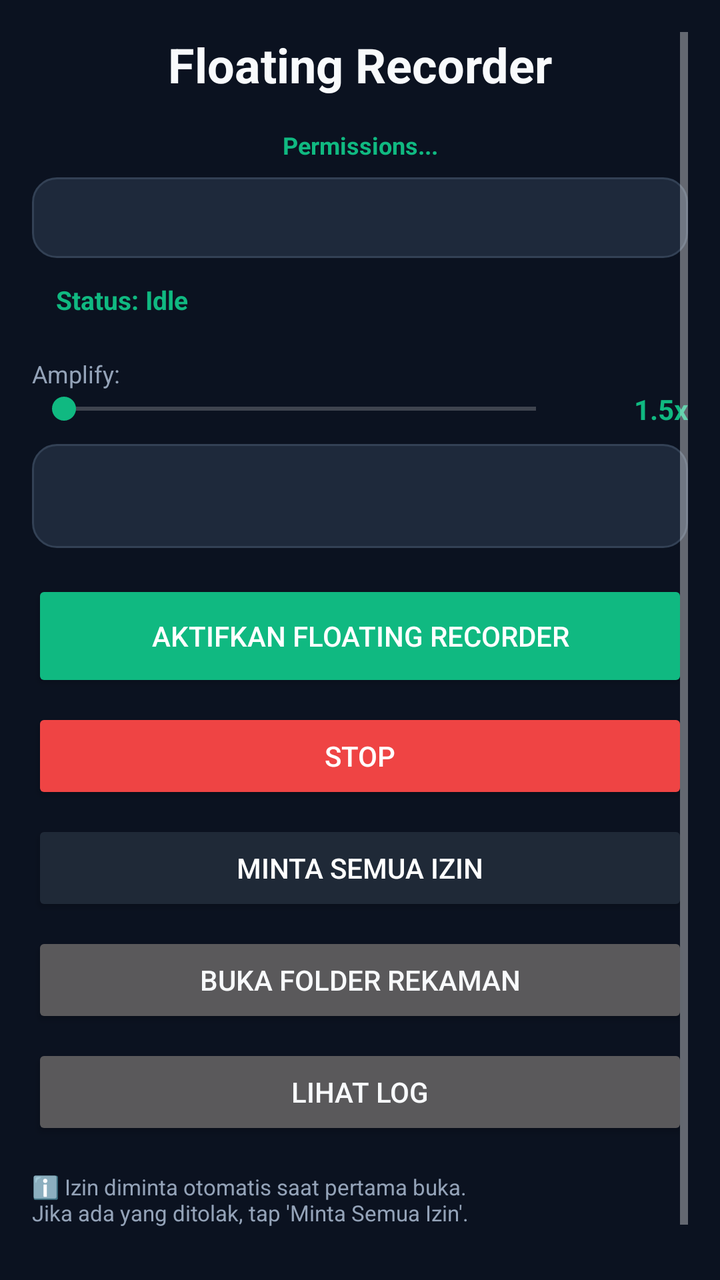
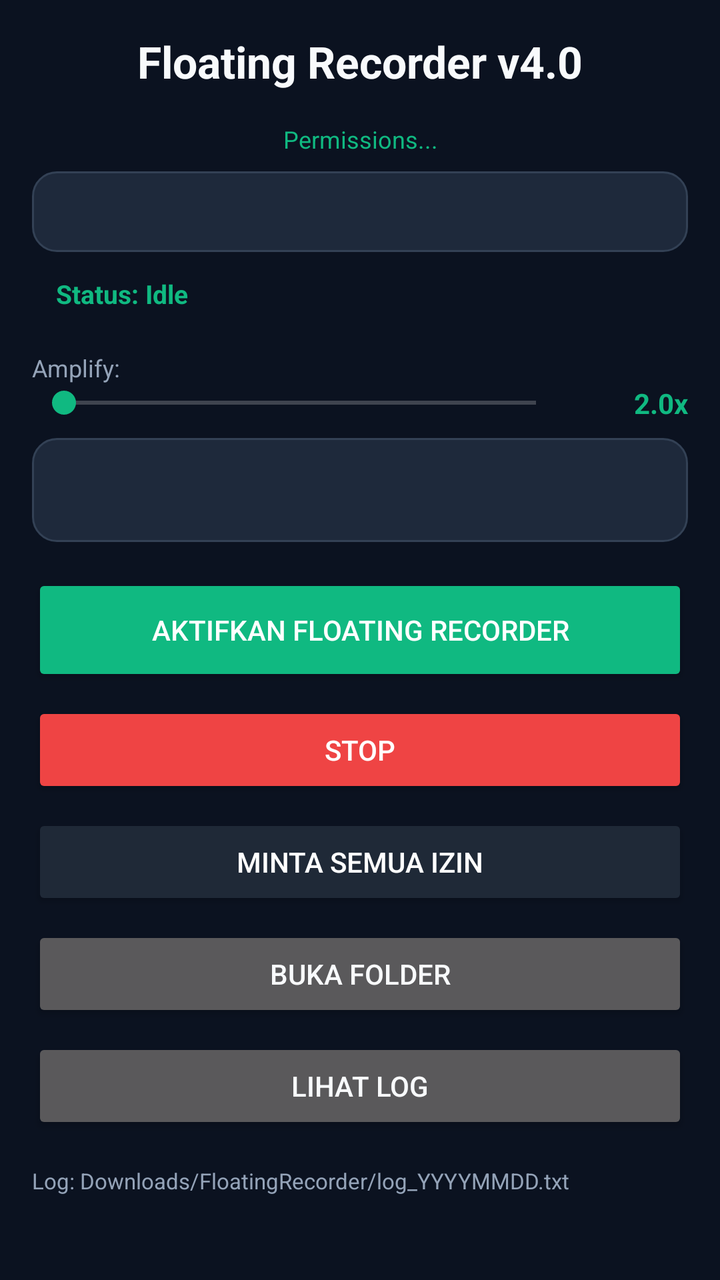

Two renders of the same Android screen: before a commit and after it. Below are the layout's source before the change and the commit's diff.
<!-- AndroidManifest.xml: application theme Theme.FloatingRecorder -->
<!-- res/layout/activity_main.xml -->
<?xml version="1.0" encoding="utf-8"?>
<ScrollView xmlns:android="http://schemas.android.com/apk/res/android"
    android:layout_width="match_parent"
    android:layout_height="match_parent"
    android:background="@color/bg"
    android:padding="16dp">
    <LinearLayout
        android:layout_width="match_parent"
        android:layout_height="wrap_content"
        android:orientation="vertical">

        <TextView
            android:layout_width="match_parent"
            android:layout_height="wrap_content"
            android:text="Floating Recorder"
            android:textColor="@color/text"
            android:textSize="24sp"
            android:textStyle="bold"
            android:gravity="center"
            android:paddingBottom="8dp"/>

        <TextView
            android:id="@+id/tvPermStatus"
            android:layout_width="match_parent"
            android:layout_height="wrap_content"
            android:padding="8dp"
            android:text="Permissions..."
            android:textColor="@color/accent_green"
            android:textSize="12sp"
            android:textStyle="bold"
            android:gravity="center"/>

        <TextView
            android:id="@+id/tvInfo"
            android:layout_width="match_parent"
            android:layout_height="wrap_content"
            android:background="@drawable/card_bg"
            android:padding="12dp"
            android:textColor="@color/text"
            android:textSize="12sp"/>

        <TextView
            android:id="@+id/tvStatus"
            android:layout_width="match_parent"
            android:layout_height="wrap_content"
            android:padding="12dp"
            android:text="Status: Idle"
            android:textColor="@color/accent_green"
            android:textSize="13sp"
            android:textStyle="bold"/>

        <TextView
            android:layout_width="match_parent"
            android:layout_height="wrap_content"
            android:text="Amplify:"
            android:textColor="@color/text_dim"
            android:textSize="12sp"
            android:paddingTop="8dp"/>

        <LinearLayout
            android:layout_width="match_parent"
            android:layout_height="wrap_content"
            android:orientation="horizontal"
            android:gravity="center_vertical">
            <SeekBar
                android:id="@+id/sbAmplify"
                android:layout_width="0dp"
                android:layout_height="wrap_content"
                android:layout_weight="1"/>
            <TextView
                android:id="@+id/tvAmplifyValue"
                android:layout_width="60dp"
                android:layout_height="wrap_content"
                android:text="1.5x"
                android:textColor="@color/accent_green"
                android:textSize="14sp"
                android:textStyle="bold"
                android:gravity="end"/>
        </LinearLayout>

        <Spinner
            android:id="@+id/spMode"
            android:layout_width="match_parent"
            android:layout_height="52dp"
            android:background="@drawable/card_bg"
            android:layout_marginTop="8dp"/>

        <Button
            android:id="@+id/btnStart"
            android:layout_width="match_parent"
            android:layout_height="56dp"
            android:layout_marginTop="16dp"
            android:text="Aktifkan Floating Recorder"
            android:textColor="@color/white"
            android:backgroundTint="@color/accent_green"/>

        <Button
            android:id="@+id/btnStop"
            android:layout_width="match_parent"
            android:layout_height="48dp"
            android:layout_marginTop="8dp"
            android:text="Stop"
            android:textColor="@color/white"
            android:backgroundTint="@color/accent"/>

        <Button
            android:id="@+id/btnFixPerm"
            android:layout_width="match_parent"
            android:layout_height="48dp"
            android:layout_marginTop="8dp"
            android:text="Minta Semua Izin"
            android:textColor="@color/white"
            android:backgroundTint="@color/primary"/>

        <Button
            android:id="@+id/btnOpen"
            android:layout_width="match_parent"
            android:layout_height="48dp"
            android:layout_marginTop="8dp"
            android:text="Buka Folder Rekaman"
            android:textColor="@color/text"/>

        <Button
            android:id="@+id/btnLogs"
            android:layout_width="match_parent"
            android:layout_height="48dp"
            android:layout_marginTop="8dp"
            android:text="Lihat Log"
            android:textColor="@color/text"/>

        <TextView
            android:layout_width="match_parent"
            android:layout_height="wrap_content"
            android:text="ℹ️ Izin diminta otomatis saat pertama buka.\nJika ada yang ditolak, tap 'Minta Semua Izin'.\n\nLog tersimpan di:\nDownloads/FloatingRecorder/log_YYYYMMDD.txt"
            android:textColor="@color/text_dim"
            android:textSize="11sp"
            android:paddingTop="16dp"/>
    </LinearLayout>
</ScrollView>
<!-- resources referenced by this layout -->
<resources>
  <color name="accent">#EF4444</color>
  <color name="accent_green">#10B981</color>
  <color name="bg">#0B1220</color>
  <color name="primary">#1F2937</color>
  <color name="text">#F8FAFC</color>
  <color name="text_dim">#94A3B8</color>
  <color name="white">#FFFFFF</color>
  <!-- drawable card_bg (drawable) -->
  <shape xmlns:android="http://schemas.android.com/apk/res/android">
      <solid android:color="@color/card"/>
      <corners android:radius="12dp"/>
      <stroke android:width="1dp" android:color="#334155"/>
  </shape>
  <style name="Theme.FloatingRecorder" parent="Theme.AppCompat.NoActionBar">
          <item name="colorPrimary">@color/accent</item>
          <item name="colorPrimaryDark">@color/bg</item>
          <item name="colorAccent">@color/accent_green</item>
          <item name="android:windowBackground">@color/bg</item>
          <item name="android:textColor">@color/text</item>
          <item name="android:statusBarColor">@color/bg</item>
      </style>
  <color name="card">#1E293B</color>
</resources>

<!-- the commit's change to res/layout/activity_main.xml (unified diff, before → after) -->
@@ -1,139 +1,60 @@
 <?xml version="1.0" encoding="utf-8"?>
 <ScrollView xmlns:android="http://schemas.android.com/apk/res/android"
-    android:layout_width="match_parent"
-    android:layout_height="match_parent"
-    android:background="@color/bg"
-    android:padding="16dp">
-    <LinearLayout
-        android:layout_width="match_parent"
-        android:layout_height="wrap_content"
+    android:layout_width="match_parent" android:layout_height="match_parent"
+    android:background="@color/bg" android:padding="16dp">
+    <LinearLayout android:layout_width="match_parent" android:layout_height="wrap_content"
         android:orientation="vertical">
-
-        <TextView
-            android:layout_width="match_parent"
-            android:layout_height="wrap_content"
-            android:text="Floating Recorder"
-            android:textColor="@color/text"
-            android:textSize="24sp"
-            android:textStyle="bold"
-            android:gravity="center"
+        <TextView android:layout_width="match_parent" android:layout_height="wrap_content"
+            android:text="Floating Recorder v4.0" android:textColor="@color/text"
+            android:textSize="22sp" android:textStyle="bold" android:gravity="center"
             android:paddingBottom="8dp"/>
-
-        <TextView
-            android:id="@+id/tvPermStatus"
-            android:layout_width="match_parent"
-            android:layout_height="wrap_content"
-            android:padding="8dp"
-            android:text="Permissions..."
-            android:textColor="@color/accent_green"
-            android:textSize="12sp"
-            android:textStyle="bold"
-            android:gravity="center"/>
-
-        <TextView
-            android:id="@+id/tvInfo"
-            android:layout_width="match_parent"
-            android:layout_height="wrap_content"
-            android:background="@drawable/card_bg"
-            android:padding="12dp"
-            android:textColor="@color/text"
-            android:textSize="12sp"/>
-
-        <TextView
-            android:id="@+id/tvStatus"
-            android:layout_width="match_parent"
-            android:layout_height="wrap_content"
-            android:padding="12dp"
-            android:text="Status: Idle"
-            android:textColor="@color/accent_green"
-            android:textSize="13sp"
-            android:textStyle="bold"/>
-
-        <TextView
-            android:layout_width="match_parent"
-            android:layout_height="wrap_content"
-            android:text="Amplify:"
-            android:textColor="@color/text_dim"
-            android:textSize="12sp"
+        <TextView android:id="@+id/tvPermStatus" android:layout_width="match_parent"
+            android:layout_height="wrap_content" android:padding="8dp"
+            android:text="Permissions..." android:textColor="@color/accent_green"
+            android:textSize="12sp" android:gravity="center"/>
+        <TextView android:id="@+id/tvInfo" android:layout_width="match_parent"
+            android:layout_height="wrap_content" android:background="@drawable/card_bg"
+            android:padding="12dp" android:textColor="@color/text" android:textSize="12sp"/>
+        <TextView android:id="@+id/tvStatus" android:layout_width="match_parent"
+            android:layout_height="wrap_content" android:padding="12dp"
+            android:text="Status: Idle" android:textColor="@color/accent_green"
+            android:textSize="13sp" android:textStyle="bold"/>
+        <TextView android:layout_width="match_parent" android:layout_height="wrap_content"
+            android:text="Amplify:" android:textColor="@color/text_dim" android:textSize="12sp"
             android:paddingTop="8dp"/>
-
-        <LinearLayout
-            android:layout_width="match_parent"
-            android:layout_height="wrap_content"
-            android:orientation="horizontal"
-            android:gravity="center_vertical">
-            <SeekBar
-                android:id="@+id/sbAmplify"
-                android:layout_width="0dp"
-                android:layout_height="wrap_content"
-                android:layout_weight="1"/>
-            <TextView
-                android:id="@+id/tvAmplifyValue"
-                android:layout_width="60dp"
-                android:layout_height="wrap_content"
-                android:text="1.5x"
-                android:textColor="@color/accent_green"
-                android:textSize="14sp"
-                android:textStyle="bold"
-                android:gravity="end"/>
+        <LinearLayout android:layout_width="match_parent" android:layout_height="wrap_content"
+            android:orientation="horizontal" android:gravity="center_vertical">
+            <SeekBar android:id="@+id/sbAmplify" android:layout_width="0dp"
+                android:layout_height="wrap_content" android:layout_weight="1"/>
+            <TextView android:id="@+id/tvAmplifyValue" android:layout_width="60dp"
+                android:layout_height="wrap_content" android:text="2.0x"
+                android:textColor="@color/accent_green" android:textSize="14sp"
+                android:textStyle="bold" android:gravity="end"/>
         </LinearLayout>
-
-        <Spinner
-            android:id="@+id/spMode"
-            android:layout_width="match_parent"
-            android:layout_height="52dp"
-            android:background="@drawable/card_bg"
+        <Spinner android:id="@+id/spMode" android:layout_width="match_parent"
+            android:layout_height="52dp" android:background="@drawable/card_bg"
             android:layout_marginTop="8dp"/>
-
-        <Button
-            android:id="@+id/btnStart"
-            android:layout_width="match_parent"
-            android:layout_height="56dp"
-            android:layout_marginTop="16dp"
-            android:text="Aktifkan Floating Recorder"
-            android:textColor="@color/white"
+        <Button android:id="@+id/btnStart" android:layout_width="match_parent"
+            android:layout_height="56dp" android:layout_marginTop="16dp"
+            android:text="Aktifkan Floating Recorder" android:textColor="@color/white"
             android:backgroundTint="@color/accent_green"/>
-
-        <Button
-            android:id="@+id/btnStop"
-            android:layout_width="match_parent"
-            android:layout_height="48dp"
-            android:layout_marginTop="8dp"
-            android:text="Stop"
-            android:textColor="@color/white"
+        <Button android:id="@+id/btnStop" android:layout_width="match_parent"
+            android:layout_height="48dp" android:layout_marginTop="8dp"
+            android:text="Stop" android:textColor="@color/white"
             android:backgroundTint="@color/accent"/>
-
-        <Button
-            android:id="@+id/btnFixPerm"
-            android:layout_width="match_parent"
-            android:layout_height="48dp"
-            android:layout_marginTop="8dp"
-            android:text="Minta Semua Izin"
-            android:textColor="@color/white"
+        <Button android:id="@+id/btnFixPerm" android:layout_width="match_parent"
+            android:layout_height="48dp" android:layout_marginTop="8dp"
+            android:text="Minta Semua Izin" android:textColor="@color/white"
             android:backgroundTint="@color/primary"/>
-
-        <Button
-            android:id="@+id/btnOpen"
-            android:layout_width="match_parent"
-            android:layout_height="48dp"
-            android:layout_marginTop="8dp"
-            android:text="Buka Folder Rekaman"
-            android:textColor="@color/text"/>
-
-        <Button
-            android:id="@+id/btnLogs"
-            android:layout_width="match_parent"
-            android:layout_height="48dp"
-            android:layout_marginTop="8dp"
-            android:text="Lihat Log"
-            android:textColor="@color/text"/>
-
-        <TextView
-            android:layout_width="match_parent"
-            android:layout_height="wrap_content"
-            android:text="ℹ️ Izin diminta otomatis saat pertama buka.\nJika ada yang ditolak, tap 'Minta Semua Izin'.\n\nLog tersimpan di:\nDownloads/FloatingRecorder/log_YYYYMMDD.txt"
-            android:textColor="@color/text_dim"
-            android:textSize="11sp"
+        <Button android:id="@+id/btnOpen" android:layout_width="match_parent"
+            android:layout_height="48dp" android:layout_marginTop="8dp"
+            android:text="Buka Folder" android:textColor="@color/text"/>
+        <Button android:id="@+id/btnLogs" android:layout_width="match_parent"
+            android:layout_height="48dp" android:layout_marginTop="8dp"
+            android:text="Lihat Log" android:textColor="@color/text"/>
+        <TextView android:layout_width="match_parent" android:layout_height="wrap_content"
+            android:text="Log: Downloads/FloatingRecorder/log_YYYYMMDD.txt"
+            android:textColor="@color/text_dim" android:textSize="11sp"
             android:paddingTop="16dp"/>
     </LinearLayout>
 </ScrollView>
<!-- resource entries referenced after the edit -->
@@ -19,7 +19,6 @@
           <item name="colorAccent">@color/accent_green</item>
           <item name="android:windowBackground">@color/bg</item>
           <item name="android:textColor">@color/text</item>
-          <item name="android:statusBarColor">@color/bg</item>
       </style>
   <color name="card">#1E293B</color>
 </resources>
